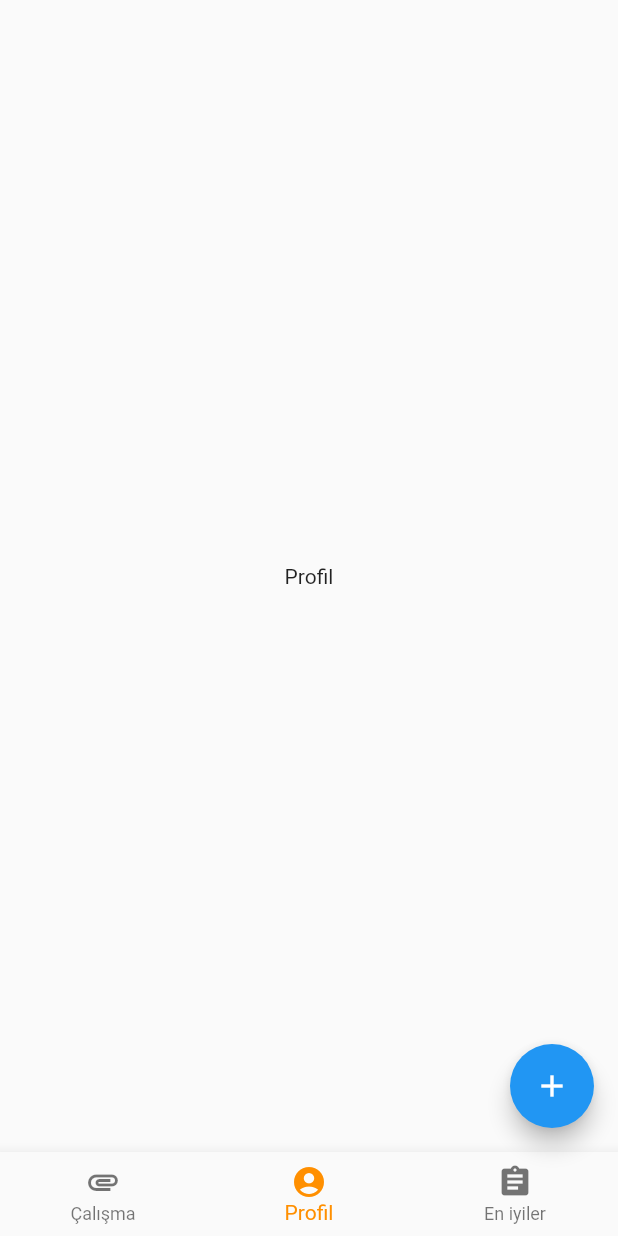
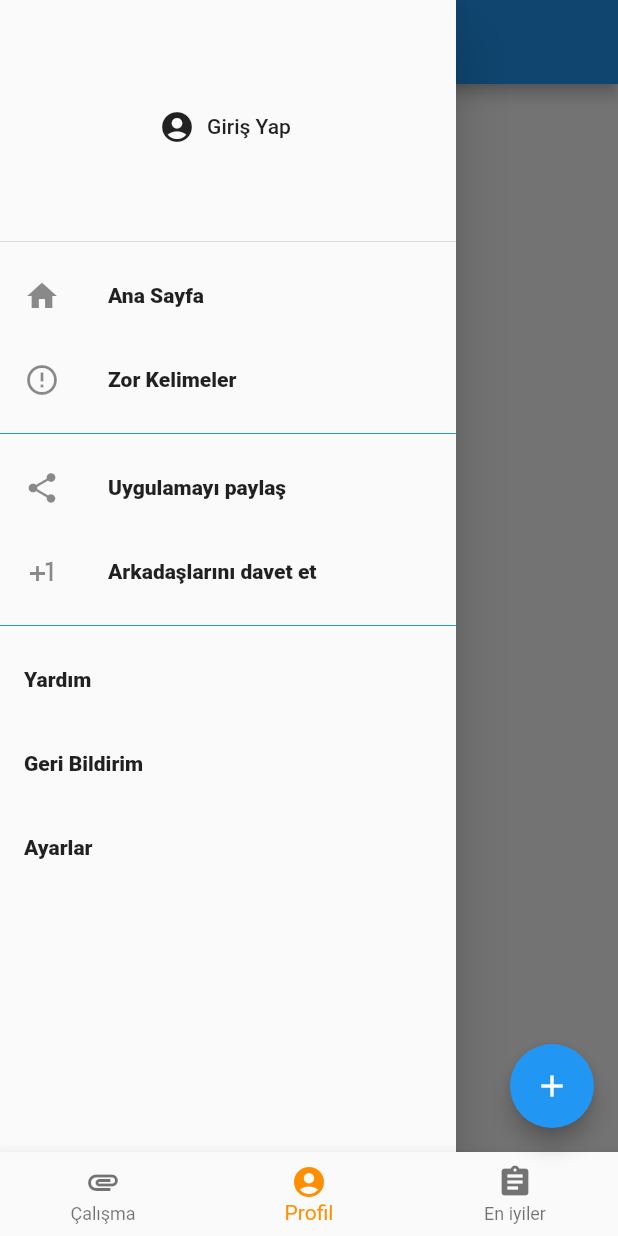
Before and after one commit to talhatt/learnEnglish, a Flutter app: the Stateee screen opened directly, item 2 of the bottom bar chosen, with the side drawer open (before the commit the screen has no drawer), on a phone screen of 412 x 824 dp. Run offline on Flutter 3.47's test engine with Material 2 defaults, Android fonts, the phone set to English and light mode, and no system bars.

Commit message:
Appbar eklendi, örnek bir drawer sayfası oluşturuldu ve eklendi.

```diff
--- /dev/null
+++ b/lib/add_to_drawer_menu.dart
@@ -0,0 +1,25 @@
+import 'package:flutter/material.dart';
+
+class AddToDrawerMenu extends StatelessWidget {
+  const AddToDrawerMenu({
+    Key key,
+    this.text,
+    this.routeName,
+    this.iconName,
+  }) : super(key: key);
+  final String text;
+  final String routeName;
+  final IconData iconName;
+
+  @override
+  Widget build(BuildContext context) {
+    return ListTile(
+        title: Text(text, style: TextStyle(fontWeight: FontWeight.w900)),
+        leading: iconName == null ? null : Icon(iconName),
+        onTap: routeName == null
+            ? () {}
+            : () {
+                Navigator.pushNamed(context, routeName);
+              });
+  }
+}
--- /dev/null
+++ b/lib/drawer.dart
@@ -0,0 +1,43 @@
+import 'package:flutter/material.dart';
+import 'package:hello/add_to_drawer_menu.dart';
+
+class DrawerBuilder extends StatelessWidget {
+  const DrawerBuilder({Key key}) : super(key: key);
+
+  @override
+  Widget build(BuildContext context) {
+    return ListView(
+      children: <Widget>[
+        DrawerHeader(
+          child: Container(
+            child: FlatButton.icon(
+              icon: Icon(Icons.account_circle),
+              label: Text("Giriş Yap"),
+              onPressed: () {
+                Navigator.pushNamed(context, "/signIn");
+              },
+            ),
+          ),
+        ),
+        AddToDrawerMenu(
+          text: "Ana Sayfa",
+          routeName: "/home",
+          iconName: Icons.home,
+        ),
+        AddToDrawerMenu(
+          text: "Zor Kelimeler",
+          routeName: "/categories",
+          iconName: Icons.error_outline,
+        ),
+        Divider(color: Colors.blue),
+        AddToDrawerMenu(text: "Uygulamayı paylaş", iconName: Icons.share),
+        AddToDrawerMenu(
+            text: "Arkadaşlarını davet et", iconName: Icons.plus_one),
+        Divider(color: Colors.blue),
+        AddToDrawerMenu(text: "Yardım"),
+        AddToDrawerMenu(text: "Geri Bildirim"),
+        AddToDrawerMenu(text: "Ayarlar"),
+      ],
+    );
+  }
+}
--- a/lib/homepage.dart
+++ b/lib/homepage.dart
@@ -1,5 +1,6 @@
 import 'dart:ui' as ui;
 import 'package:flutter/material.dart';
+import 'package:hello/drawer.dart';
 import 'package:hello/workingpage.dart';
 
 class Stateee extends StatefulWidget {
@@ -10,6 +11,7 @@ class Stateee extends StatefulWidget {
 }
 
 class Homepage extends State<Stateee> {
+  GlobalKey<ScaffoldState> scaffold = GlobalKey<ScaffoldState>();
   final double _borderRadius = 24;
   int _selectedIndex = 0;
   var items = [
@@ -36,7 +38,18 @@ class Homepage extends State<Stateee> {
   }
 
   Widget page1() {
-    return Container(
+    return Scaffold(
+      key: scaffold,
+      drawer: Drawer(child: DrawerBuilder()),
+      appBar: AppBar(
+        leading: IconButton(
+            icon: Icon(Icons.menu),
+            onPressed: () {
+              scaffold.currentState.openDrawer();
+            }),
+        title: Text("Learn English Words"),
+      ),
+      body: Container(
           child: ListView.builder(
         itemCount: items.length,
         itemBuilder: (
@@ -154,21 +167,46 @@ class Homepage extends State<Stateee> {
             ),
           );
         },
-    ));
+      )),
+    );
   }
 
   Widget page2() {
-    return Container(
+    return Scaffold(
+      key: scaffold,
+      drawer: Drawer(child: DrawerBuilder()),
+      appBar: AppBar(
+        leading: IconButton(
+            icon: Icon(Icons.menu),
+            onPressed: () {
+              scaffold.currentState.openDrawer();
+            }),
+        title: Text("Learn English Words"),
+      ),
+      body: Container(
           child: Center(
         child: Text("Profil"),
-    ));
+      )),
+    );
   }
 
   Widget page3() {
-    return Container(
+    return Scaffold(
+      key: scaffold,
+      drawer: Drawer(child: DrawerBuilder()),
+      appBar: AppBar(
+        title: Text("Learn English Words"),
+        leading: IconButton(
+            icon: Icon(Icons.menu),
+            onPressed: () {
+              scaffold.currentState.openDrawer();
+            }),
+      ),
+      body: Container(
           child: Center(
         child: Text("En iyi"),
-    ));
+      )),
+    );
   }
 
   @override
--- a/lib/main.dart
+++ b/lib/main.dart
@@ -2,7 +2,6 @@ import 'dart:async';
 import 'package:flutter/material.dart';
 import 'package:hello/loginscreen.dart';
 
-//merhaba
 void main() {
   runApp(MyApp());
 }
```
Lines whose indentation alone changed are shown as unchanged.
